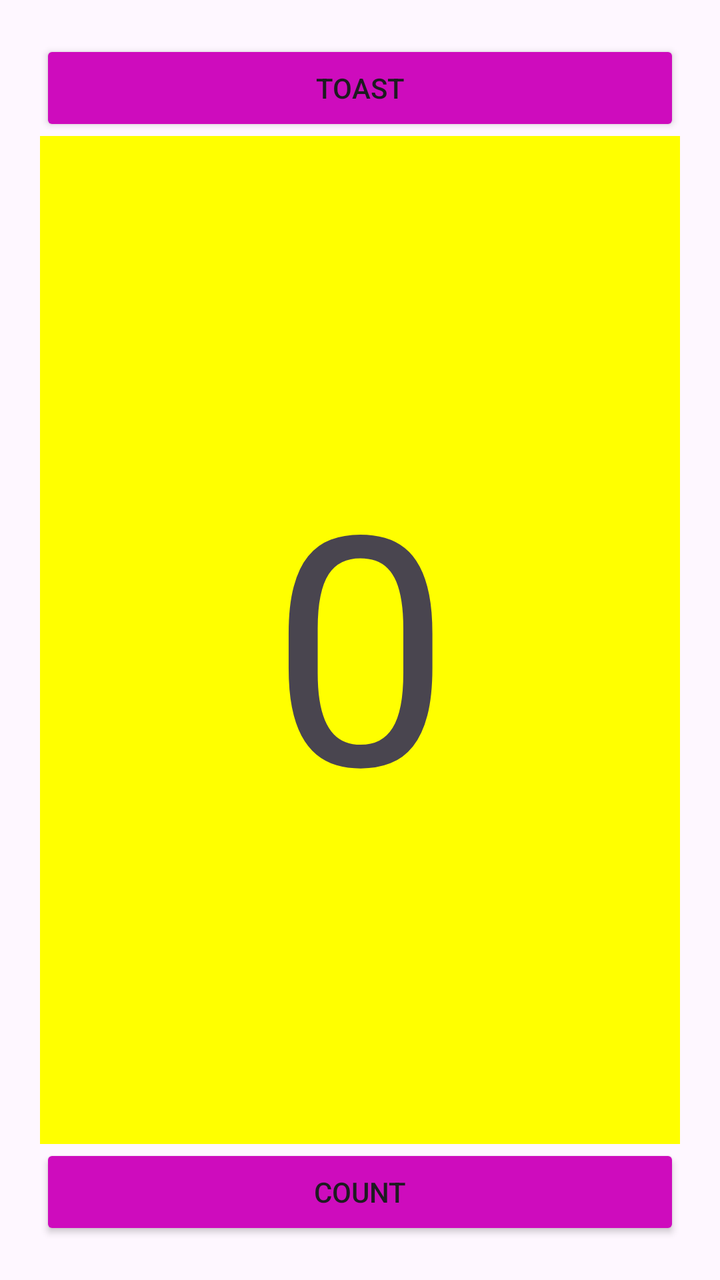
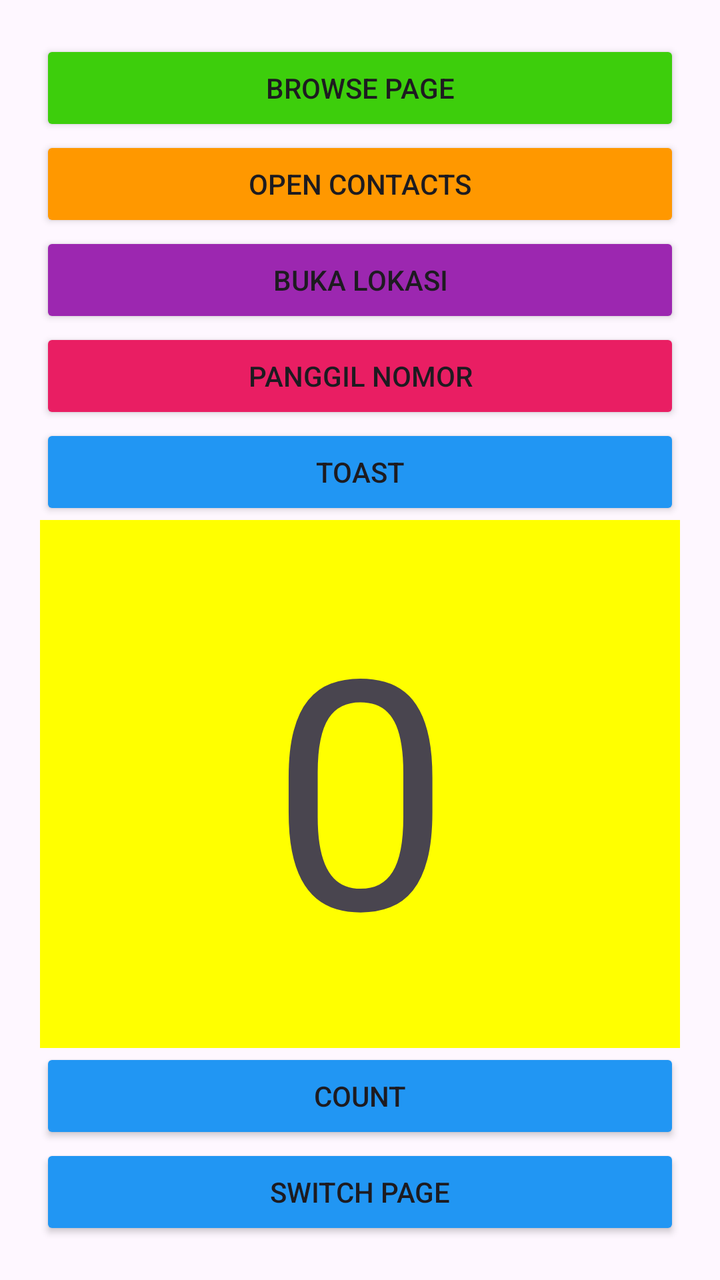

An Android layout rendered at two revisions. The XML below is the earlier revision; the diff shows what the commit changed to produce the second picture.
<!-- AndroidManifest.xml: application theme Theme.HelloToast -->
<!-- res/layout/activity_main.xml -->
<?xml version="1.0" encoding="utf-8"?>
<LinearLayout xmlns:android="http://schemas.android.com/apk/res/android"
    xmlns:app="http://schemas.android.com/apk/res-auto"
    xmlns:tools="http://schemas.android.com/tools"
    android:id="@+id/main"
    android:layout_width="match_parent"
    android:layout_height="match_parent"
    android:orientation="vertical"
    android:paddingLeft="@dimen/activity_horizontal_margin"
    android:paddingTop="@dimen/activity_vertical_margin"
    android:paddingRight="@dimen/activity_horizontal_margin"
    android:paddingBottom="@dimen/activity_vertical_margin"
    tools:context=".MainActivity">

    
    <Button
        android:id="@+id/button_toast"
        android:layout_width="match_parent"
        android:layout_height="wrap_content"
        android:text="@string/button_label_toast"
        android:backgroundTint="#CE0CBD" />

    
    <TextView
        android:id="@+id/show_count"
        android:layout_width="match_parent"
        android:layout_height="wrap_content"
        android:layout_weight="2"
        android:text="@string/count_initial_value"
        android:textSize="160sp"
        android:background="#FFFF00"
        android:gravity="center" />

    
    <Button
        android:id="@+id/button_count"
        android:layout_width="match_parent"
        android:layout_height="wrap_content"
        android:text="@string/button_label_count"
        android:backgroundTint="#CE0CBD" />

</LinearLayout>
<!-- resources referenced by this layout -->
<resources>
  <dimen name="activity_horizontal_margin">20dp</dimen>
  <dimen name="activity_vertical_margin">20dp</dimen>
  <string name="button_label_count">Count</string>
  <string name="button_label_toast">Toast</string>
  <string name="count_initial_value">0</string>
  <style name="Theme.HelloToast" parent="Base.Theme.HelloToast" />
  <style name="Base.Theme.HelloToast" parent="Theme.Material3.DayNight.NoActionBar">
          
          
      </style>
</resources>

<!-- the commit's change to res/layout/activity_main.xml (unified diff, before → after) -->
@@ -14,11 +14,44 @@
 
     
     <Button
+        android:id="@+id/button_browser"
+        android:layout_width="match_parent"
+        android:layout_height="wrap_content"
+        android:backgroundTint="#3DCE0C"
+        android:text="@string/button_label_browser" />
+
+    
+    <Button
+        android:id="@+id/button_contact"
+        android:layout_width="match_parent"
+        android:layout_height="wrap_content"
+        android:backgroundTint="#FF9800"
+        android:text="@string/button_label_contact" />
+
+    
+    <Button
+        android:id="@+id/button_maps"
+        android:layout_width="match_parent"
+        android:layout_height="wrap_content"
+        android:backgroundTint="#9C27B0"
+        android:text="Buka Lokasi" />
+
+    
+    <Button
+        android:id="@+id/button_call"
+        android:layout_width="match_parent"
+        android:layout_height="wrap_content"
+        android:backgroundTint="#E91E63"
+        android:text="Panggil Nomor" />
+
+    
+    <Button
         android:id="@+id/button_toast"
         android:layout_width="match_parent"
         android:layout_height="wrap_content"
+        android:backgroundTint="#2196F3"
         android:text="@string/button_label_toast"
-        android:backgroundTint="#CE0CBD" />
+        app:cornerRadius="20dp" />
 
     
     <TextView
@@ -26,17 +59,27 @@
         android:layout_width="match_parent"
         android:layout_height="wrap_content"
         android:layout_weight="2"
+        android:background="#FFFF00"
+        android:gravity="center"
         android:text="@string/count_initial_value"
-        android:textSize="160sp"
-        android:background="#FFFF00"
-        android:gravity="center" />
+        android:textSize="160sp" />
 
     
     <Button
         android:id="@+id/button_count"
         android:layout_width="match_parent"
         android:layout_height="wrap_content"
+        android:backgroundTint="#2196F3"
         android:text="@string/button_label_count"
-        android:backgroundTint="#CE0CBD" />
+        app:cornerRadius="20dp" />
+
+    
+    <Button
+        android:id="@+id/button_switchpage"
+        android:layout_width="match_parent"
+        android:layout_height="wrap_content"
+        android:backgroundTint="#2196F3"
+        android:text="@string/button_label_pindah"
+        app:cornerRadius="20dp" />
 
 </LinearLayout>
<!-- resource entries referenced after the edit -->
@@ -2,7 +2,10 @@
 <resources>
   <dimen name="activity_horizontal_margin">20dp</dimen>
   <dimen name="activity_vertical_margin">20dp</dimen>
+  <string name="button_label_browser">Browse Page</string>
+  <string name="button_label_contact">Open Contacts</string>
   <string name="button_label_count">Count</string>
+  <string name="button_label_pindah">Switch Page</string>
   <string name="button_label_toast">Toast</string>
   <string name="count_initial_value">0</string>
   <style name="Theme.HelloToast" parent="Base.Theme.HelloToast" />
